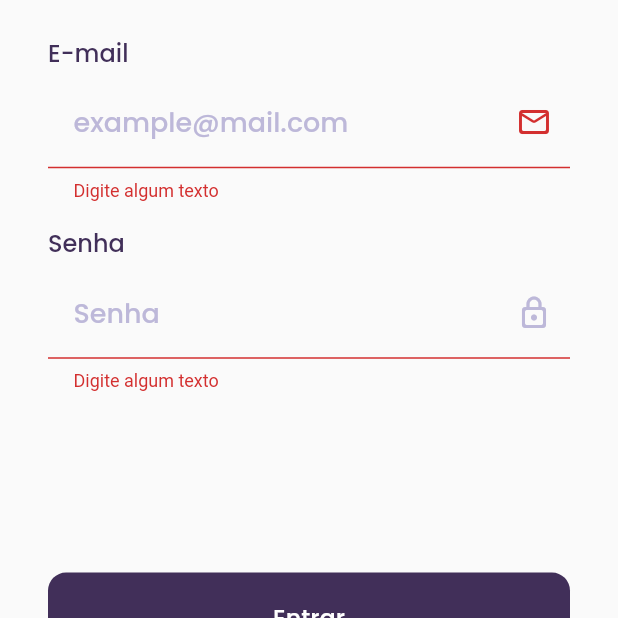
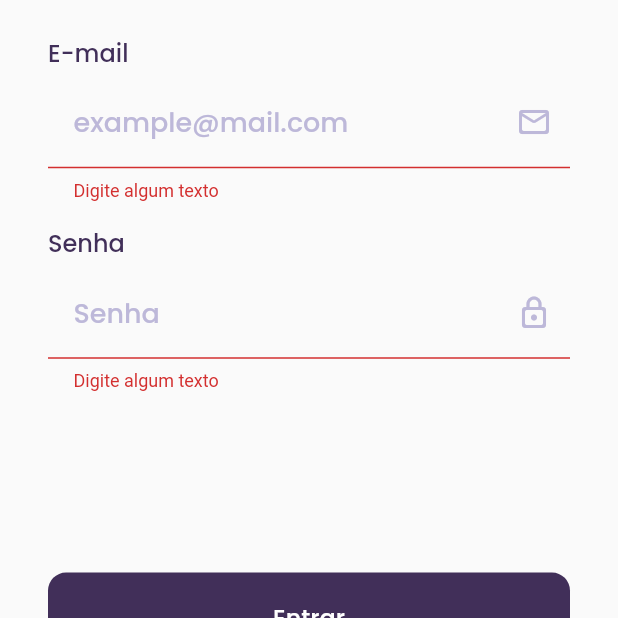
Before and after one commit to renatabfs/vBooks, a Flutter app: the Login screen opened directly, scrolled down 64 dp, after a tap on "Entrar", on a phone screen of 412 x 824 dp, the part 375-993 px from its top. Run offline on Flutter 3.47's test engine with Material 2 defaults, Android fonts, the phone set to English and light mode, and no system bars; our stand-ins replace flutter_svg; key blocks and very long unbroken strings in the code were emptied for the run.

Commit message:
Alerts de login

```diff
--- a/api/lib/pages/login.dart
+++ b/api/lib/pages/login.dart
@@ -21,7 +21,7 @@ class _LoginState extends State<Login> {
       label: "E-mail",
       hint: "example@mail.com",
       obscure: false,
-      suffixIcon: Icon(Icons.mail_outline_rounded));
+      suffixIcon: Icon(Icons.mail_outline_rounded, color: Color(0xFFBDB8D9)));
 
   final senhaInput = FormInput(
       inputValue: "",
@@ -69,12 +69,26 @@ class _LoginState extends State<Login> {
                             return;
                           }
                           _formKey.currentState!.save();
-                          for (var i = 0; i < usuarios.length; i++) {
-                            if(usuarios[i].email == emailInput.inputValue && usuarios[i].senha ==senhaInput.inputValue) {
-                              print("Achei!!!");
-                            }
+
+                          if (usuarios.any((u) =>
+                              u.email == emailInput.inputValue &&
+                              u.senha == senhaInput.inputValue)) {
+                            showDialog<String>(
+                              context: context,
+                              builder: (BuildContext context) => AlertDialog(
+                                title: const Text('Sucesso'),
+                                content: const Text('Usuario logado'),
+                              ),
+                            );
+                          } else {
+                            showDialog<String>(
+                              context: context,
+                              builder: (BuildContext context) => AlertDialog(
+                                title: const Text('Falha de login'),
+                                content: const Text('Credenciais incorretas'),
+                              ),
+                            );
                           }
-
                         },
                         child: Padding(
                           padding: EdgeInsets.all(10),
```
